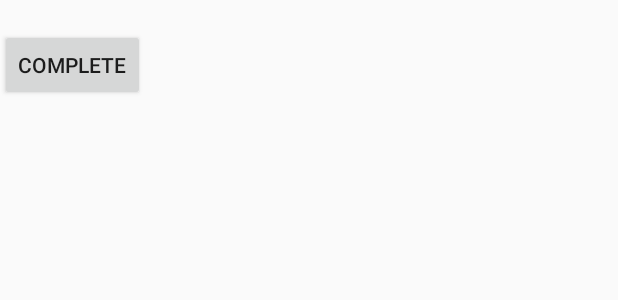
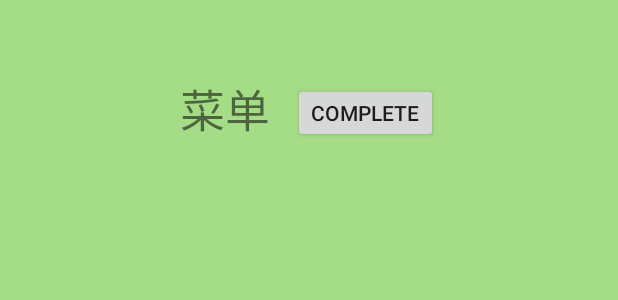
Before and after one commit to hkq325800/GeekCoffee, an Android app: the layout activity_result.xml on its own in the app's theme, with its tools: preview values and no code run, on a phone screen of 412 x 824 dp. Shown: the top 300 px of the screen. Run offline under Robolectric (Android 15) with nearby library versions, the phone set to English and light mode, and no system bars.

Commit message:
5.11-1
修正seekbar的style 增加简单的result界面样式 优化使得点击同一界面不切换 增加removeAll和初始化

```diff
--- a/app/src/main/java/com/example/administrator/geekcoffee/sweet/SweetAlertDialog.java
+++ b/app/src/main/java/com/example/administrator/geekcoffee/sweet/SweetAlertDialog.java
@@ -403,6 +403,7 @@ public class SweetAlertDialog extends Dialog implements View.OnClickListener {
     }
 
     public SweetAlertDialog setCustom(int alertType){
+        mTitleTextView.setVisibility(View.GONE);
         if(alertType==SEEKBAR_TWO) {
             mSeekBar.setVisibility(View.VISIBLE);
             iv2.setVisibility(View.VISIBLE);
--- a/app/src/main/res/layout/activity_result.xml
+++ b/app/src/main/res/layout/activity_result.xml
@@ -1,14 +1,31 @@
 <?xml version="1.0" encoding="utf-8"?>
-<LinearLayout xmlns:android="http://schemas.android.com/apk/res/android"
-    android:orientation="vertical" android:layout_width="match_parent"
-    android:layout_height="match_parent">
+<RelativeLayout xmlns:android="http://schemas.android.com/apk/res/android"
+    android:layout_width="match_parent"
+    android:layout_height="match_parent"
+    android:background="@color/success_stroke_color"
+    android:gravity="center_horizontal">
+    <TextView
+        android:id="@+id/result_title"
+        android:layout_width="wrap_content"
+        android:layout_height="wrap_content"
+        android:layout_gravity="center"
+        android:textSize="30sp"
+        android:layout_marginTop="50dp"
+        android:text="菜单"/>
+    <Button
+        android:id="@+id/btn_complete"
+        android:layout_width="wrap_content"
+        android:layout_height="40dp"
+        android:layout_marginLeft="15dp"
+        android:layout_toRightOf="@id/result_title"
+        android:layout_alignBottom="@id/result_title"
+        android:text="Complete"/>
     <TextView
         android:id="@+id/tv_result"
         android:layout_width="wrap_content"
-        android:layout_height="wrap_content" />
-    <Button
-        android:id="@+id/btn_complete"
-        android:layout_width="wrap_content"
         android:layout_height="wrap_content"
-        android:text="Complete"/>
-</LinearLayout>
+        android:layout_marginTop="20dp"
+        android:textSize="20sp"
+        android:lineSpacingExtra="8dp"
+        android:layout_below="@id/result_title"/>
+</RelativeLayout>
--- a/app/src/main/res/layout/activity_single_recyclerview.xml
+++ b/app/src/main/res/layout/activity_single_recyclerview.xml
@@ -5,7 +5,8 @@
 <android.support.v4.widget.DrawerLayout xmlns:android="http://schemas.android.com/apk/res/android"
     xmlns:tools="http://schemas.android.com/tools" android:id="@+id/drawer_layout"
     android:layout_width="match_parent" android:layout_height="match_parent"
-    tools:context=".MainActivity">
+    tools:context=".MainActivity"
+    android:background="@color/gray_btn_bg_pressed_color">
     <android.support.v7.widget.RecyclerView
         android:id="@+id/id_recyclerview"
         android:layout_width="match_parent"
--- a/app/src/main/res/layout/alert_dialog.xml
+++ b/app/src/main/res/layout/alert_dialog.xml
@@ -150,12 +150,13 @@
         android:layout_height="40dp" />
     <SeekBar
         android:id="@+id/sb1"
+        android:layout_height="wrap_content"
         android:layout_width="200dp"
+        style ="@android:style/Widget.DeviceDefault.SeekBar"
         android:layout_toEndOf="@id/iv1"
         android:layout_alignBottom="@id/iv1"
         android:max="20"
-        android:progress="0"
-        android:layout_height="wrap_content" />
+        android:progress="0" />
     <TextView
         android:id="@+id/tv1"
         android:layout_width="wrap_content"
@@ -177,6 +178,7 @@
         android:id="@+id/sb2"
         android:layout_width="200dp"
         android:layout_height="wrap_content"
+        style ="@android:style/Widget.DeviceDefault.SeekBar"
         android:layout_toEndOf="@id/iv2"
         android:layout_alignBottom="@id/iv2"
         android:max="20"
```
Also changed, not shown: app/src/main/java/com/example/administrator/geekcoffee/Consumption.java (+12 -0 lines), app/src/main/java/com/example/administrator/geekcoffee/StaggeredGridLayoutActivity.java (+17 -28 lines), app/src/main/java/com/example/administrator/geekcoffee/StaggeredHomeAdapter.java (+23 -58 lines).
